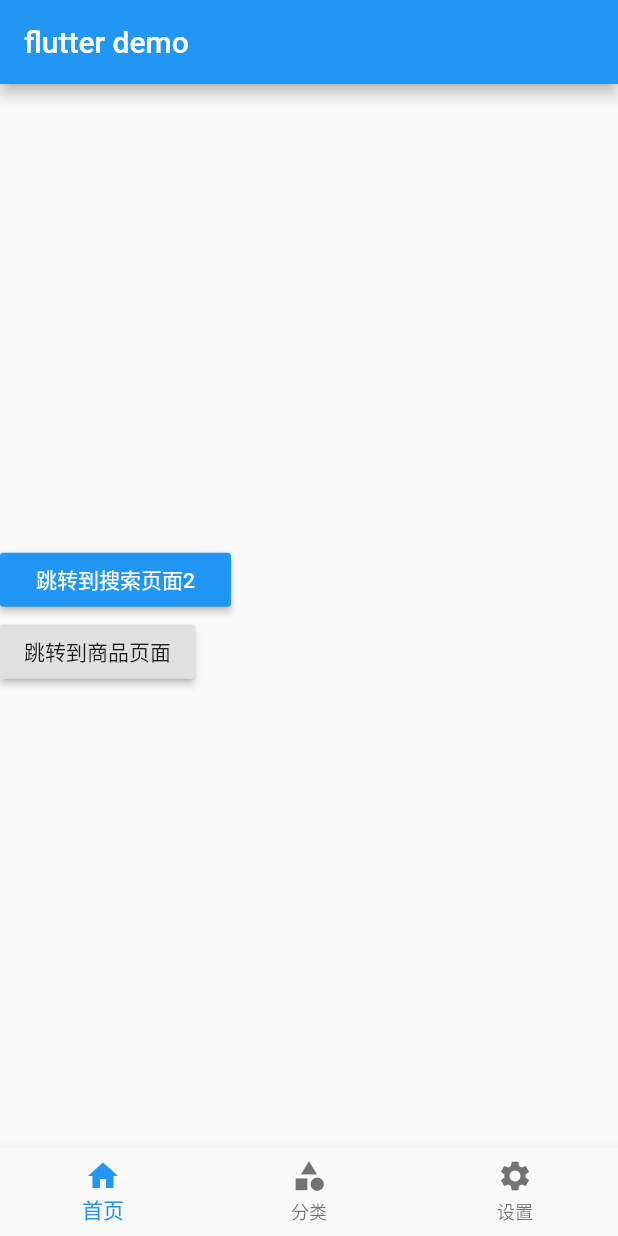
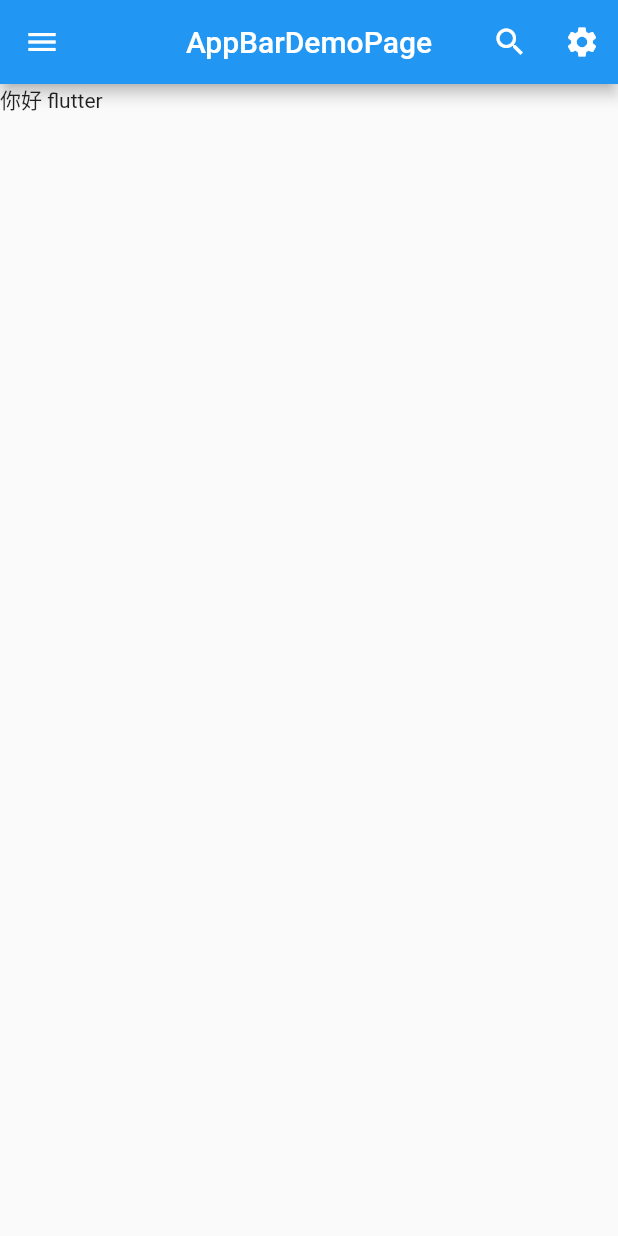
Before and after one commit to LFNHHHHH/Flutter-Study, a Flutter app: the screen it shows after launch, on a phone screen of 412 x 824 dp. Run offline on Flutter 3.47's test engine with Material 2 defaults, Android fonts, the phone set to English and light mode, and no system bars.

Commit message:
自定义导航栏

```diff
--- a/lib/main.dart
+++ b/lib/main.dart
@@ -9,13 +9,14 @@ class MyApp extends StatelessWidget {
   @override
   Widget build(BuildContext context) {
     return MaterialApp(
+      debugShowCheckedModeBanner: false, // 去掉 debug 图标
       title: 'Flutter Demo 666',
       theme: ThemeData(
         primarySwatch: Colors.blue,
         visualDensity: VisualDensity.adaptivePlatformDensity,
       ),
       // home: Tabs(),
-      initialRoute: '/',
+      initialRoute: '/appbardemo',
       onGenerateRoute: onGenerateRoute,
     );
   }
--- /dev/null
+++ b/lib/pages/AppBarDemo.dart
@@ -0,0 +1,38 @@
+import 'package:flutter/material.dart';
+
+class AppBarDemoPage extends StatelessWidget {
+  const AppBarDemoPage({Key key}) : super(key: key);
+
+  @override
+  Widget build(BuildContext context) {
+    return Scaffold(
+        appBar: AppBar(
+          title: Text('AppBarDemoPage'),
+          // backgroundColor: Colors.red,
+          centerTitle: true,
+          leading: IconButton(
+            icon: Icon(Icons.menu),
+            onPressed: () {
+              print('menu');
+            },
+          ),
+          actions: <Widget>[
+            IconButton(
+              icon: Icon(Icons.search),
+              onPressed: () {
+                print('search');
+              },
+            ),
+            IconButton(
+              icon: Icon(Icons.settings),
+              onPressed: () {
+                print('settings');
+              },
+            ),
+          ],
+        ),
+        body: Container(
+          child: Text('你好 flutter'),
+        ));
+  }
+}
--- a/lib/pages/tabs/Home.dart
+++ b/lib/pages/tabs/Home.dart
@@ -15,18 +15,9 @@ class _HomePageState extends State<HomePage> {
       mainAxisAlignment: MainAxisAlignment.center,
       children: <Widget>[
         RaisedButton(
-            child: Text('跳转到搜索页面2'),
-            color: Theme.of(context).accentColor,
-            textTheme: ButtonTextTheme.primary,
+            child: Text('跳转到AppBarDemo页面'),
             onPressed: () {
-              Navigator.pushNamed(context, '/search', arguments: {
-                "content": "ok" //参数map
-              });
-            }),
-        RaisedButton(
-            child: Text('跳转到商品页面'),
-            onPressed: () {
-              Navigator.pushNamed(context, '/product');
+              Navigator.pushNamed(context, '/appbardemo');
             }),
         // SizedBox(height: 20),
       ],
--- a/lib/routes/Routes.dart
+++ b/lib/routes/Routes.dart
@@ -4,6 +4,7 @@ import '../pages/Search.dart';
 import '../pages/Form.dart';
 import '../pages/Product.dart';
 import '../pages/ProductInfo.dart';
+import '../pages/AppBarDemo.dart';
 
 // 配置路由
 final routes = {
@@ -13,6 +14,7 @@ final routes = {
   '/product': (context) => ProductPage(),
   '/productinfo': (context, {arguments}) =>
       ProductInfoPage(arguments: arguments),
+  '/appbardemo': (context) => AppBarDemoPage(),
 };
 
 // 固定写法
```
